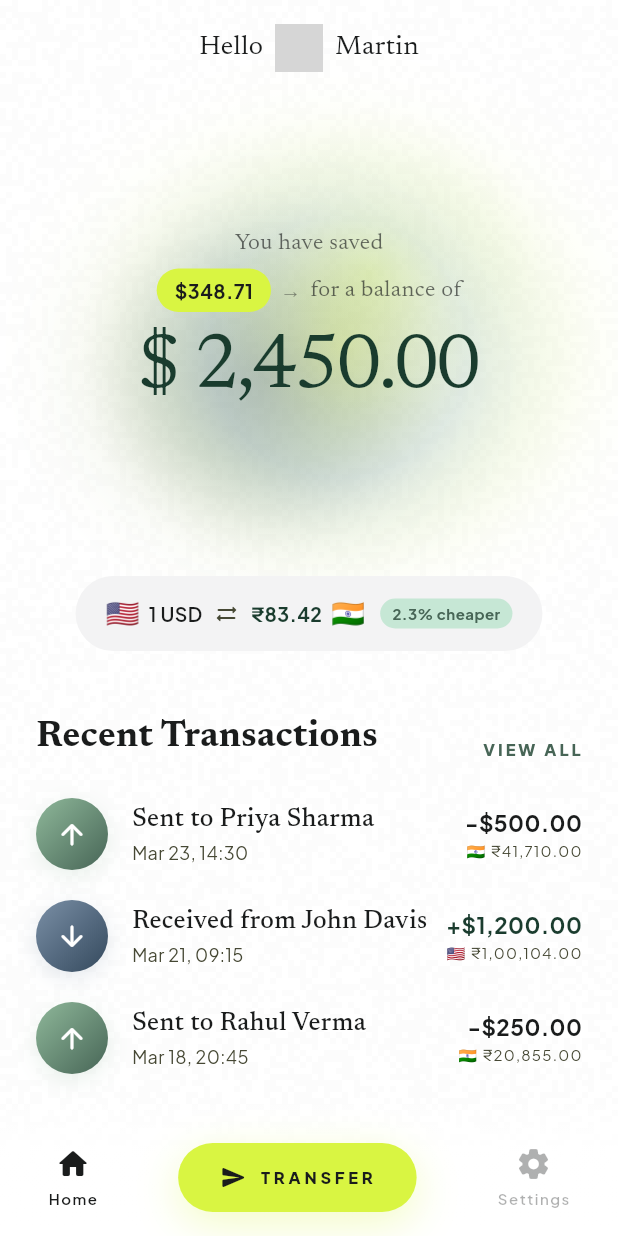
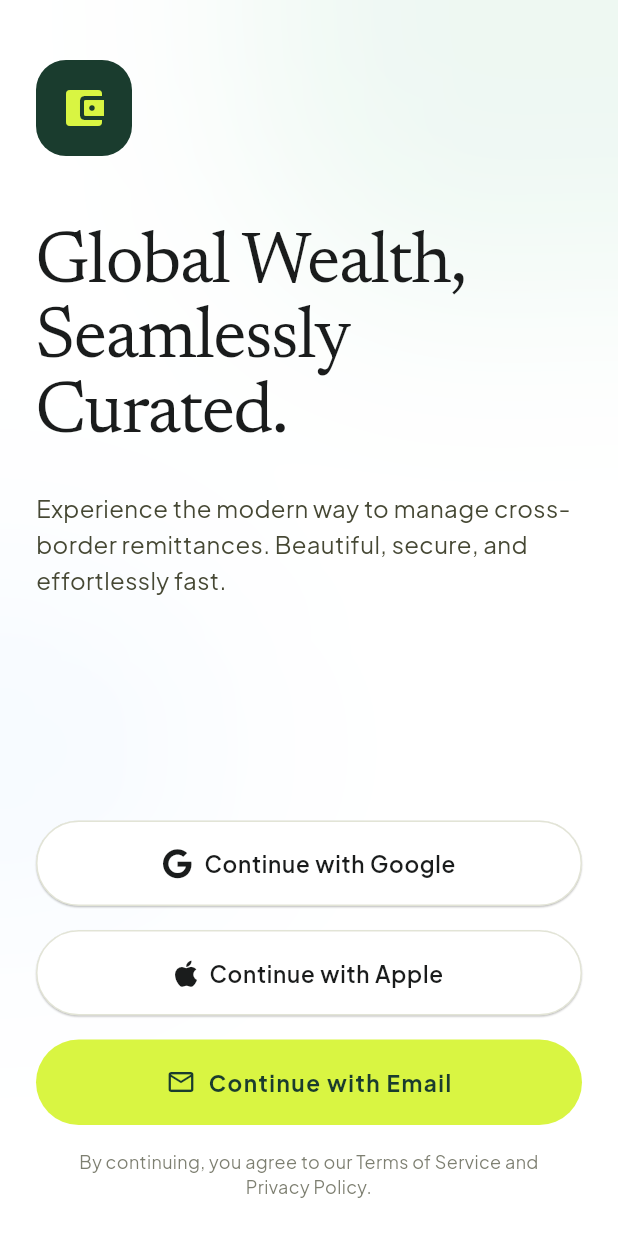
Before and after one commit to PriyanshuSingh9/remitflow, a Flutter app: the screen it shows after launch, on a phone screen of 412 x 824 dp. Run offline on Flutter 3.47's test engine with Material 3 defaults, Android fonts, the phone set to English and light mode, and no system bars; our stand-ins replace font_awesome_flutter, google_fonts; grey boxes are pictures that could not be loaded.

Commit message:
Login page design completed

```diff
--- a/mobile/lib/main.dart
+++ b/mobile/lib/main.dart
@@ -1,7 +1,7 @@
 import 'package:flutter/material.dart';
 import 'package:flutter/services.dart';
 import 'theme/app_theme.dart';
-import 'screens/home_screen.dart';
+import 'screens/login_screen.dart';
 
 void main() {
   WidgetsFlutterBinding.ensureInitialized();
@@ -9,10 +9,11 @@ void main() {
     const SystemUiOverlayStyle(
       statusBarColor: Colors.transparent,
       statusBarIconBrightness: Brightness.dark,
-      systemNavigationBarColor: AppTheme.surface,
+      systemNavigationBarColor: AppTheme.surfaceContainerLowest, // Match Login and Home bottom backgrounds
       systemNavigationBarIconBrightness: Brightness.dark,
     ),
   );
+
   runApp(const RemitFlowApp());
 }
 
@@ -25,7 +26,7 @@ class RemitFlowApp extends StatelessWidget {
       title: 'RemitFlow',
       debugShowCheckedModeBanner: false,
       theme: AppTheme.lightTheme,
-      home: const HomeScreen(),
+      home: const LoginScreen(),
     );
   }
 }
--- /dev/null
+++ b/mobile/lib/screens/login_screen.dart
@@ -0,0 +1,187 @@
+import 'dart:ui';
+import 'package:flutter/material.dart';
+import 'package:google_fonts/google_fonts.dart';
+import 'package:font_awesome_flutter/font_awesome_flutter.dart';
+import '../theme/app_theme.dart';
+import 'home_screen.dart';
+
+class LoginScreen extends StatelessWidget {
+  const LoginScreen({super.key});
+
+  void _navigateToHome(BuildContext context) {
+    Navigator.pushReplacement(
+      context,
+      MaterialPageRoute(builder: (_) => const HomeScreen()),
+    );
+  }
+
+  @override
+  Widget build(BuildContext context) {
+    return Scaffold(
+      backgroundColor: AppTheme.surfaceContainerLowest,
+      body: Stack(
+        children: [
+          // Background organic shapes
+          Positioned(
+            top: -100,
+            right: -50,
+            child: Container(
+              width: 300,
+              height: 300,
+              decoration: BoxDecoration(
+                shape: BoxShape.circle,
+                color: AppTheme.secondaryContainer.withOpacity(0.5),
+              ),
+            ),
+          ),
+          Positioned(
+            bottom: 200,
+            left: -100,
+            child: Container(
+              width: 250,
+              height: 250,
+              decoration: BoxDecoration(
+                shape: BoxShape.circle,
+                color: AppTheme.tertiaryContainer.withOpacity(0.4),
+              ),
+            ),
+          ),
+          // Glass blur overlay
+          Positioned.fill(
+            child: BackdropFilter(
+              filter: ImageFilter.blur(sigmaX: 70, sigmaY: 70),
+              child: Container(
+                color: AppTheme.surfaceContainerLowest.withOpacity(0.4),
+              ),
+            ),
+          ),
+
+          SafeArea(
+            child: Padding(
+              padding: const EdgeInsets.symmetric(horizontal: 24.0, vertical: 24.0),
+              child: Column(
+                crossAxisAlignment: CrossAxisAlignment.start,
+                children: [
+                  const SizedBox(height: 16),
+                  // Logo
+                  Container(
+                    padding: const EdgeInsets.all(16),
+                    decoration: BoxDecoration(
+                      color: AppTheme.vaultGreen,
+                      borderRadius: BorderRadius.circular(20),
+                    ),
+                    child: const Icon(
+                      Icons.account_balance_wallet_rounded,
+                      color: AppTheme.primaryContainer,
+                      size: 32
+                    ),
+                  ),
+                  const SizedBox(height: 48),
+
+                  // Headline
+                  Text(
+                    'Global Wealth,\nSeamlessly\nCurated.',
+                    style: GoogleFonts.newsreader(
+                      fontSize: 48,
+                      fontWeight: FontWeight.w400,
+                      color: AppTheme.onSurface,
+                      letterSpacing: -1.0,
+                      height: 1.05,
+                    ),
+                  ),
+                  const SizedBox(height: 24),
+
+                  // Subtitle
+                  Text(
+                    'Experience the modern way to manage cross-border remittances. Beautiful, secure, and effortlessly fast.',
+                    style: GoogleFonts.plusJakartaSans(
+                      fontSize: 16,
+                      fontWeight: FontWeight.w400,
+                      color: AppTheme.onSurfaceVariant,
+                      height: 1.5,
+                    ),
+                  ),
+
+                  const Spacer(),
+
+                  // Social Login Buttons
+                  _buildSocialButton(
+                    context: context,
+                    iconWidget: const FaIcon(FontAwesomeIcons.google, size: 20),
+                    label: 'Continue with Google',
+                    onPressed: () => _navigateToHome(context),
+                  ),
+                  const SizedBox(height: 16),
+                  _buildSocialButton(
+                    context: context,
+                    iconWidget: const FaIcon(FontAwesomeIcons.apple, size: 20),
+                    label: 'Continue with Apple',
+                    onPressed: () => _navigateToHome(context),
+                  ),
+                  const SizedBox(height: 16),
+                  _buildSocialButton(
+                    context: context,
+                    iconWidget: const Icon(Icons.email_outlined, size: 20),
+                    label: 'Continue with Email',
+                    onPressed: () => _navigateToHome(context),
+                    isPrimary: true, // Use brand colors for email
+                  ),
+                  const SizedBox(height: 16),
+
+                  // Terms and conditions
+                  Center(
+                    child: Padding(
+                      padding: const EdgeInsets.symmetric(horizontal: 16.0),
+                      child: Text(
+                        'By continuing, you agree to our Terms of Service and Privacy Policy.',
+                        textAlign: TextAlign.center,
+                        style: GoogleFonts.plusJakartaSans(
+                          fontSize: 12,
+                          color: AppTheme.onSurfaceVariant.withOpacity(0.7),
+                        ),
+                      ),
+                    ),
+                  ),
+                ],
+              ),
+            ),
+          ),
+        ],
+      ),
+    );
+  }
+
+  Widget _buildSocialButton({
+    required BuildContext context,
+    required Widget iconWidget,
+    required String label,
+    required VoidCallback onPressed,
+    bool isPrimary = false,
+  }) {
+    return SizedBox(
+      width: double.infinity,
+      child: ElevatedButton.icon(
+        onPressed: onPressed,
+        style: ElevatedButton.styleFrom(
+          backgroundColor: isPrimary ? AppTheme.primaryContainer : AppTheme.surfaceContainerLowest,
+          foregroundColor: isPrimary ? AppTheme.vaultGreen : AppTheme.onSurface,
+          padding: const EdgeInsets.symmetric(vertical: 18),
+          elevation: isPrimary ? 0 : 0.5,
+          side: isPrimary ? null : BorderSide(color: AppTheme.outlineVariant.withOpacity(0.5)),
+          shape: RoundedRectangleBorder(
+            borderRadius: BorderRadius.circular(9999),
+          ),
+        ),
+        icon: iconWidget,
+        label: Text(
+          label,
+          style: GoogleFonts.plusJakartaSans(
+            fontSize: 15,
+            fontWeight: isPrimary ? FontWeight.w700 : FontWeight.w600,
+            letterSpacing: isPrimary ? 1.0 : 0.5,
+          ),
+        ),
+      ),
+    );
+  }
+}
--- a/mobile/pubspec.yaml
+++ b/mobile/pubspec.yaml
@@ -9,6 +9,7 @@ environment:
 dependencies:
   flutter:
     sdk: flutter
+  font_awesome_flutter: ^11.0.0
   google_fonts: ^6.2.1
   intl: ^0.19.0
 
```
